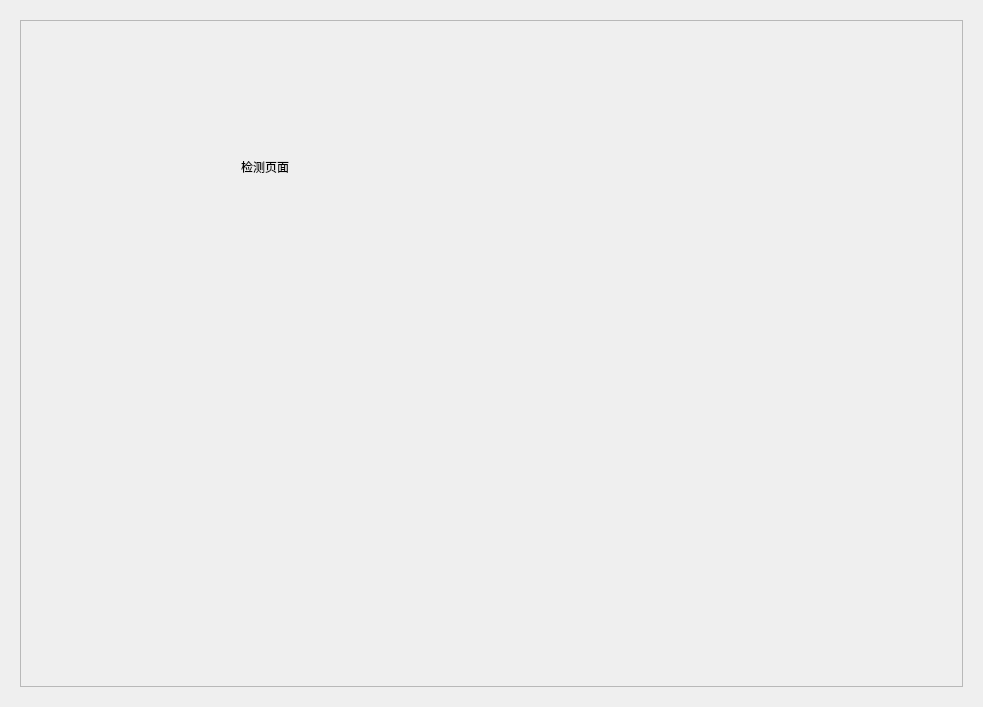
Before: the Qt Designer form app/ui/TaskNotifyUI.ui in Meydan-ZHOU/smileSystem, drawn with Qt 5.
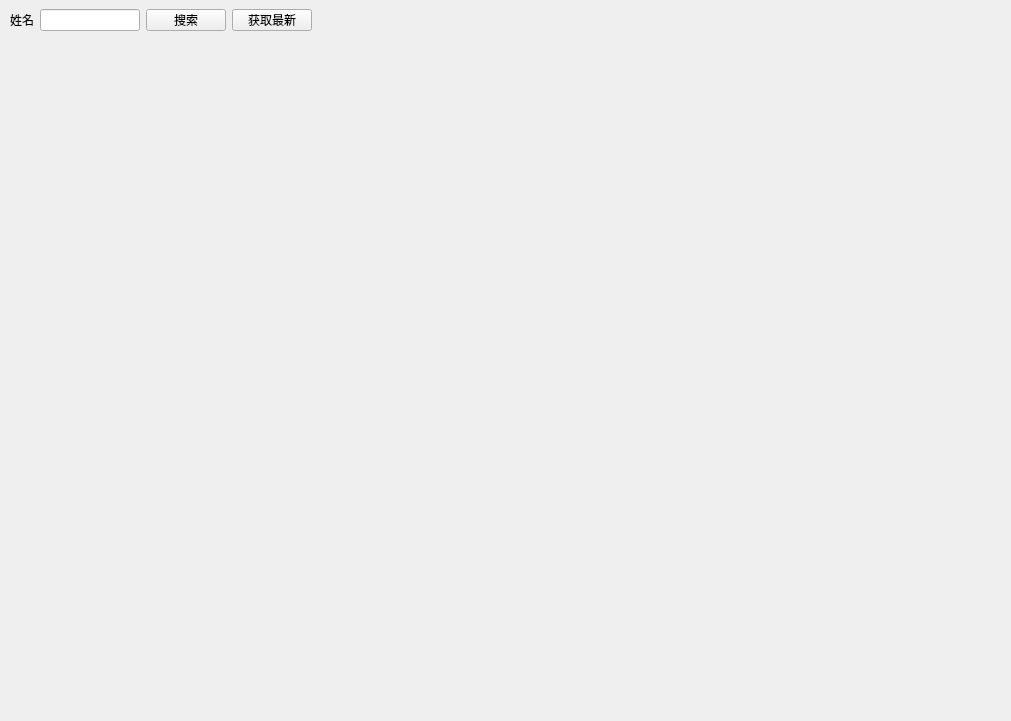
After: the same form once the commit is applied.

```diff
--- a/app/ui/TaskNotifyUI.ui
+++ b/app/ui/TaskNotifyUI.ui
@@ -6,45 +6,204 @@
    <rect>
     <x>0</x>
     <y>0</y>
-    <width>983</width>
-    <height>707</height>
+    <width>1011</width>
+    <height>721</height>
    </rect>
   </property>
   <property name="windowTitle">
    <string>Form</string>
   </property>
   <layout class="QGridLayout" name="gridLayout">
+   <property name="leftMargin">
+    <number>0</number>
+   </property>
+   <property name="topMargin">
+    <number>0</number>
+   </property>
+   <property name="rightMargin">
+    <number>0</number>
+   </property>
+   <property name="bottomMargin">
+    <number>0</number>
+   </property>
+   <property name="spacing">
+    <number>0</number>
+   </property>
    <item row="0" column="0">
     <widget class="QWidget" name="widget" native="true">
-     <layout class="QGridLayout" name="gridLayout_2">
-      <item row="0" column="0">
-       <widget class="QScrollArea" name="scrollArea">
-        <property name="widgetResizable">
-         <bool>true</bool>
+     <layout class="QVBoxLayout" name="verticalLayout">
+      <property name="spacing">
+       <number>0</number>
+      </property>
+      <property name="leftMargin">
+       <number>0</number>
+      </property>
+      <property name="topMargin">
+       <number>0</number>
+      </property>
+      <property name="rightMargin">
+       <number>0</number>
+      </property>
+      <property name="bottomMargin">
+       <number>0</number>
+      </property>
+      <item>
+       <widget class="QWidget" name="widget_tool" native="true">
+        <property name="minimumSize">
+         <size>
+          <width>0</width>
+          <height>40</height>
+         </size>
         </property>
-        <widget class="QWidget" name="scrollAreaWidgetContents">
-         <property name="geometry">
-          <rect>
-           <x>0</x>
-           <y>0</y>
-           <width>943</width>
-           <height>667</height>
-          </rect>
+        <property name="maximumSize">
+         <size>
+          <width>16777215</width>
+          <height>40</height>
+         </size>
+        </property>
+        <layout class="QHBoxLayout" name="horizontalLayout_3">
+         <property name="leftMargin">
+          <number>0</number>
          </property>
-         <widget class="QLabel" name="label">
-          <property name="geometry">
-           <rect>
-            <x>220</x>
-            <y>140</y>
-            <width>54</width>
-            <height>12</height>
-           </rect>
-          </property>
-          <property name="text">
-           <string>检测页面</string>
-          </property>
-         </widget>
-        </widget>
+         <property name="topMargin">
+          <number>9</number>
+         </property>
+         <property name="rightMargin">
+          <number>0</number>
+         </property>
+         <property name="bottomMargin">
+          <number>9</number>
+         </property>
+         <item>
+          <spacer name="horizontalSpacer_2">
+           <property name="orientation">
+            <enum>Qt::Horizontal</enum>
+           </property>
+           <property name="sizeType">
+            <enum>QSizePolicy::Fixed</enum>
+           </property>
+           <property name="sizeHint" stdset="0">
+            <size>
+             <width>10</width>
+             <height>20</height>
+            </size>
+           </property>
+          </spacer>
+         </item>
+         <item>
+          <widget class="QLabel" name="label">
+           <property name="text">
+            <string>姓名</string>
+           </property>
+          </widget>
+         </item>
+         <item>
+          <widget class="QLineEdit" name="lineEdit_name">
+           <property name="maximumSize">
+            <size>
+             <width>100</width>
+             <height>16777215</height>
+            </size>
+           </property>
+          </widget>
+         </item>
+         <item>
+          <widget class="QPushButton" name="pushButton_search">
+           <property name="minimumSize">
+            <size>
+             <width>80</width>
+             <height>0</height>
+            </size>
+           </property>
+           <property name="maximumSize">
+            <size>
+             <width>80</width>
+             <height>16777215</height>
+            </size>
+           </property>
+           <property name="text">
+            <string>搜索</string>
+           </property>
+           <property name="class" stdset="0">
+            <string>default</string>
+           </property>
+           <property name="sizeBtn" stdset="0">
+            <string/>
+           </property>
+          </widget>
+         </item>
+         <item>
+          <widget class="QPushButton" name="pushButton_update">
+           <property name="minimumSize">
+            <size>
+             <width>80</width>
+             <height>0</height>
+            </size>
+           </property>
+           <property name="maximumSize">
+            <size>
+             <width>80</width>
+             <height>16777215</height>
+            </size>
+           </property>
+           <property name="text">
+            <string>获取最新</string>
+           </property>
+           <property name="class" stdset="0">
+            <string>primary</string>
+           </property>
+           <property name="sizeBtn" stdset="0">
+            <string/>
+           </property>
+          </widget>
+         </item>
+         <item>
+          <spacer name="horizontalSpacer">
+           <property name="orientation">
+            <enum>Qt::Horizontal</enum>
+           </property>
+           <property name="sizeHint" stdset="0">
+            <size>
+             <width>676</width>
+             <height>19</height>
+            </size>
+           </property>
+          </spacer>
+         </item>
+        </layout>
+       </widget>
+      </item>
+      <item>
+       <widget class="QWidget" name="widget_main" native="true">
+        <layout class="QHBoxLayout" name="horizontalLayout_2">
+         <property name="spacing">
+          <number>0</number>
+         </property>
+         <property name="leftMargin">
+          <number>0</number>
+         </property>
+         <property name="topMargin">
+          <number>0</number>
+         </property>
+         <property name="rightMargin">
+          <number>0</number>
+         </property>
+         <property name="bottomMargin">
+          <number>0</number>
+         </property>
+         <item>
+          <widget class="QWidget" name="widget_notify" native="true">
+           <layout class="QHBoxLayout" name="horizontalLayout_4">
+            <property name="sizeConstraint">
+             <enum>QLayout::SetNoConstraint</enum>
+            </property>
+            <item>
+             <layout class="QHBoxLayout" name="horizontalLayout"/>
+            </item>
+           </layout>
+          </widget>
+         </item>
+        </layout>
        </widget>
       </item>
      </layout>
```
